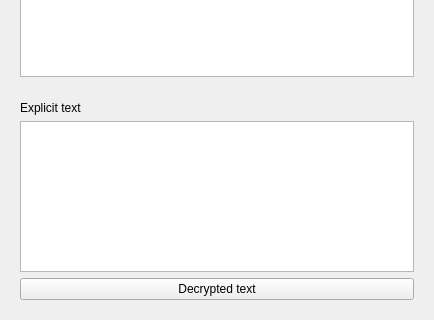
Before: the Qt Designer form Qt-RSA/client.ui in NekoSilverFox/Qt-RSA, drawn with Qt 5; both pictures show x 0 to 434 and y 459 to 779 of the 434 by 779 pixel window.
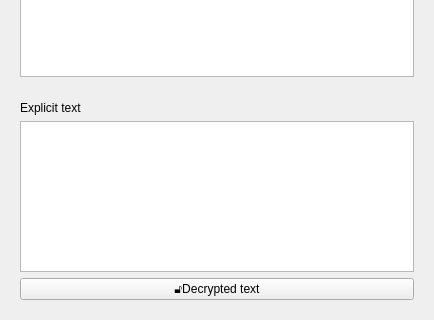
After: the same form once the commit is applied.

Patch:
```diff
--- a/Qt-RSA/client.ui
+++ b/Qt-RSA/client.ui
@@ -288,7 +288,7 @@
       <item>
        <widget class="QPushButton" name="btnDecrypt">
         <property name="text">
-         <string>Decrypted text</string>
+         <string>🔓Decrypted text</string>
         </property>
        </widget>
       </item>
```
